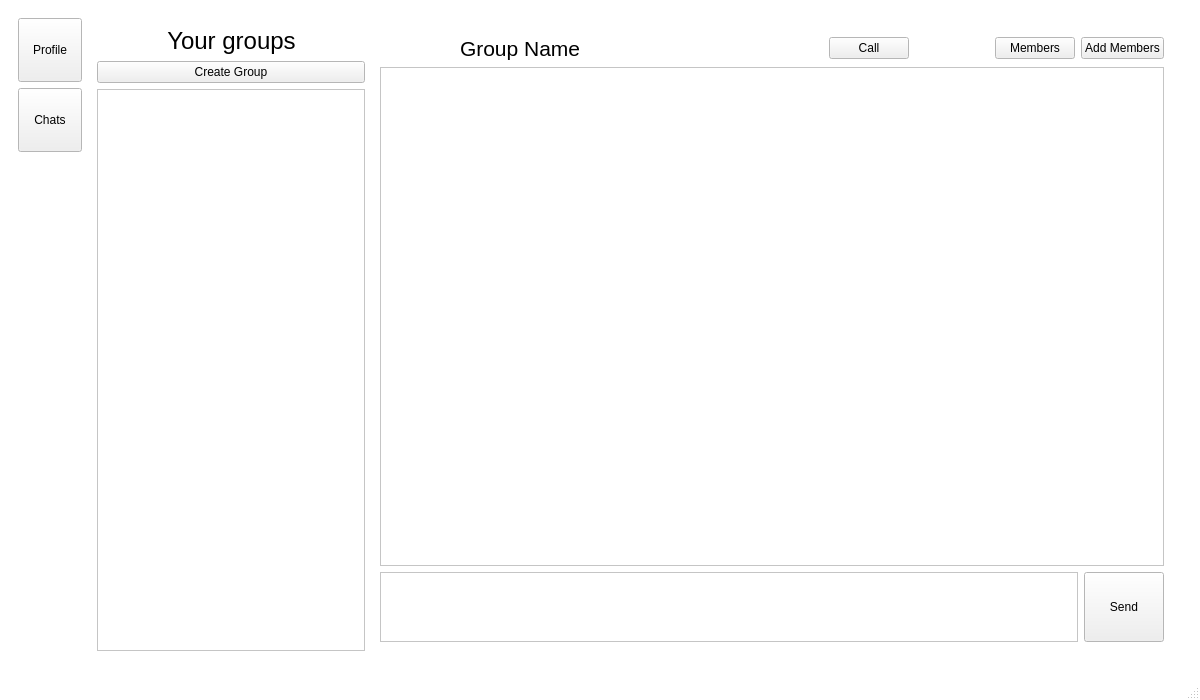
Before: the Qt Designer form client/mainwindow.ui in constantin1215/Scaip, drawn with Qt 5.
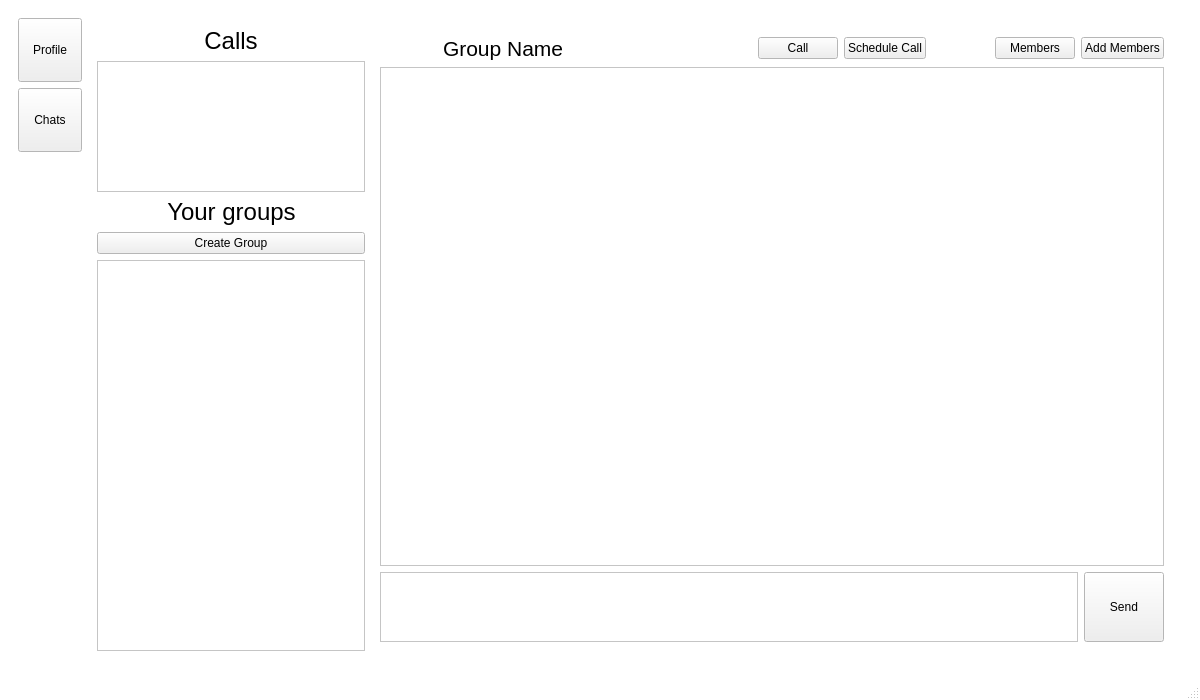
After: the same form once the commit is applied. The open tabs and pages were chosen to show the change.

```diff
--- a/client/mainwindow.ui
+++ b/client/mainwindow.ui
@@ -1906,11 +1906,61 @@
              </layout>
             </widget>
             <widget class="QWidget" name="chats_page">
+             <layout class="QHBoxLayout" name="horizontalLayout_34" stretch="1,3">
+              <item>
+               <layout class="QVBoxLayout" name="verticalLayout_10" stretch="0,2,0,0,6">
+                <item>
              <layout class="QHBoxLayout" name="horizontalLayout_27">
               <item>
-               <layout class="QHBoxLayout" name="horizontalLayout_26" stretch="1,3">
+                   <spacer name="horizontalSpacer_92">
+                    <property name="orientation">
+                     <enum>Qt::Horizontal</enum>
+                    </property>
+                    <property name="sizeHint" stdset="0">
+                     <size>
+                      <width>40</width>
+                      <height>20</height>
+                     </size>
+                    </property>
+                   </spacer>
+                  </item>
                 <item>
-                 <layout class="QVBoxLayout" name="verticalLayout_10">
+                   <widget class="QLabel" name="label_9">
+                    <property name="font">
+                     <font>
+                      <pointsize>18</pointsize>
+                     </font>
+                    </property>
+                    <property name="text">
+                     <string>Calls</string>
+                    </property>
+                    <property name="alignment">
+                     <set>Qt::AlignCenter</set>
+                    </property>
+                   </widget>
+                  </item>
+                  <item>
+                   <spacer name="horizontalSpacer_93">
+                    <property name="orientation">
+                     <enum>Qt::Horizontal</enum>
+                    </property>
+                    <property name="sizeHint" stdset="0">
+                     <size>
+                      <width>40</width>
+                      <height>20</height>
+                     </size>
+                    </property>
+                   </spacer>
+                  </item>
+                 </layout>
+                </item>
+                <item>
+                 <widget class="QListWidget" name="callListWidget">
+                  <property name="focusPolicy">
+                   <enum>Qt::NoFocus</enum>
+                  </property>
+                 </widget>
+                </item>
                   <item>
                    <layout class="QHBoxLayout" name="horizontalLayout_25">
                     <item>
@@ -1996,7 +2046,7 @@
                   <widget class="QWidget" name="groupPage">
                    <layout class="QVBoxLayout" name="verticalLayout_13">
                     <item>
-                     <layout class="QVBoxLayout" name="verticalLayout_12" stretch="1,10,1">
+                   <layout class="QVBoxLayout" name="verticalLayout_12" stretch="0,8,1">
                       <item>
                        <layout class="QHBoxLayout" name="horizontalLayout_28">
                         <item>
@@ -2070,6 +2120,13 @@
                           </property>
                          </widget>
                         </item>
+                      <item>
+                       <widget class="QPushButton" name="scheduleButton">
+                        <property name="text">
+                         <string>Schedule Call</string>
+                        </property>
+                       </widget>
+                      </item>
                         <item>
                          <spacer name="horizontalSpacer_87">
                           <property name="orientation">
@@ -2131,8 +2188,6 @@
                    </layout>
                   </widget>
                  </widget>
-                </item>
-               </layout>
               </item>
              </layout>
             </widget>
```
Lines whose indentation alone changed are shown as unchanged.
